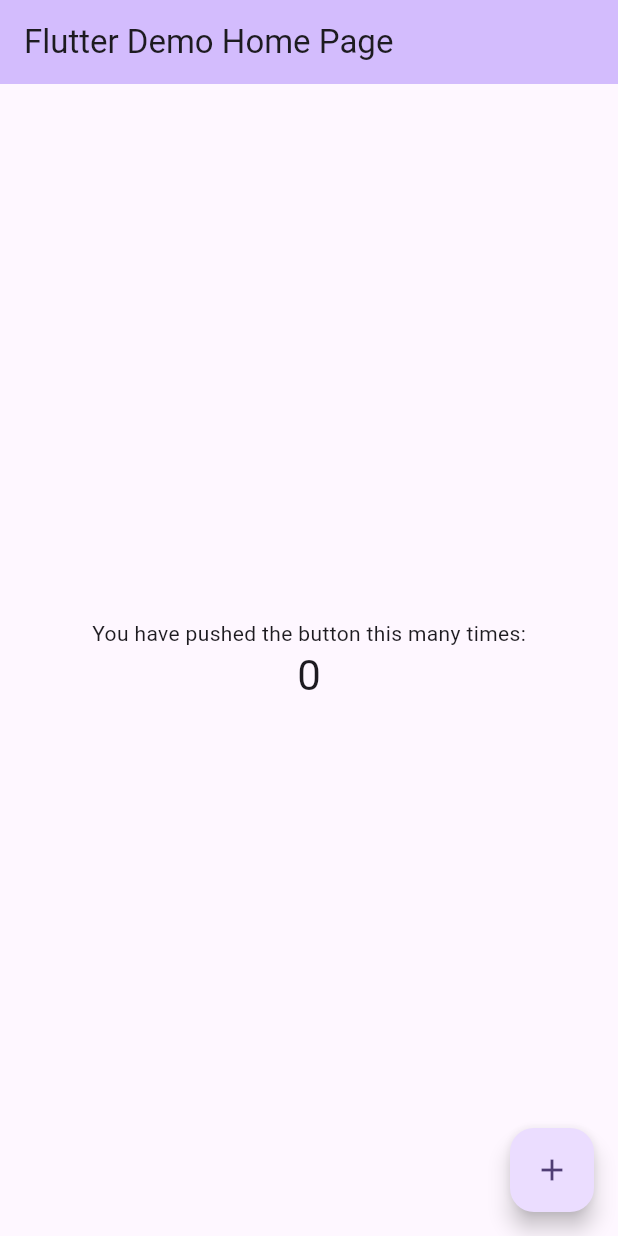
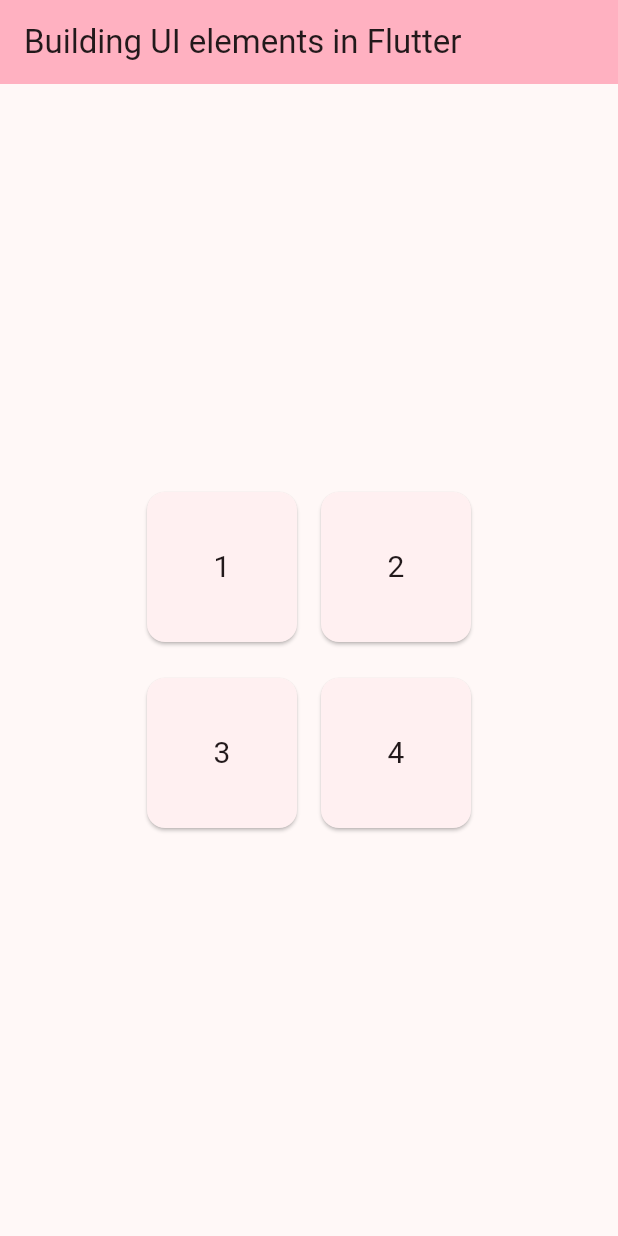
Before and after one commit to etharalrehaili/fluttertask1, a Flutter app: the screen it shows after launch, on a phone screen of 412 x 824 dp. Run offline on Flutter 3.47's test engine with Material 3 defaults, Android fonts, the phone set to English and light mode, and no system bars.

Commit message:
finish task

```diff
--- a/lib/main.dart
+++ b/lib/main.dart
@@ -7,45 +7,20 @@ void main() {
 class MyApp extends StatelessWidget {
   const MyApp({super.key});
 
-  // This widget is the root of your application.
   @override
   Widget build(BuildContext context) {
     return MaterialApp(
       title: 'Class Task',
       theme: ThemeData(
-        // This is the theme of your application.
-        //
-        // TRY THIS: Try running your application with "flutter run". You'll see
-        // the application has a purple toolbar. Then, without quitting the app,
-        // try changing the seedColor in the colorScheme below to Colors.green
-        // and then invoke "hot reload" (save your changes or press the "hot
-        // reload" button in a Flutter-supported IDE, or press "r" if you used
-        // the command line to start the app).
-        //
-        // Notice that the counter didn't reset back to zero; the application
-        // state is not lost during the reload. To reset the state, use hot
-        // restart instead.
-        //
-        // This works for code too, not just values: Most code changes can be
-        // tested with just a hot reload.
-        colorScheme: ColorScheme.fromSeed(seedColor: Colors.deepPurple),
+        colorScheme: ColorScheme.fromSeed(seedColor: Colors.pinkAccent),
       ),
-      home: const MyHomePage(title: 'Flutter Demo Home Page'),
+      home: const MyHomePage(title: 'Building UI elements in Flutter'),
     );
   }
 }
 
 class MyHomePage extends StatefulWidget {
   const MyHomePage({super.key, required this.title});
-
-  // This widget is the home page of your application. It is stateful, meaning
-  // that it has a State object (defined below) that contains fields that affect
-  // how it looks.
-
-  // This class is the configuration for the state. It holds the values (in this
-  // case the title) provided by the parent (in this case the App widget) and
-  // used by the build method of the State. Fields in a Widget subclass are
-  // always marked "final".
 
   final String title;
 
@@ -54,69 +29,69 @@ class MyHomePage extends StatefulWidget {
 }
 
 class _MyHomePageState extends State<MyHomePage> {
-  int _counter = 0;
-
-  void _incrementCounter() {
-    setState(() {
-      // This call to setState tells the Flutter framework that something has
-      // changed in this State, which causes it to rerun the build method below
-      // so that the display can reflect the updated values. If we changed
-      // _counter without calling setState(), then the build method would not be
-      // called again, and so nothing would appear to happen.
-      _counter++;
-    });
-  }
-
   @override
   Widget build(BuildContext context) {
-    // This method is rerun every time setState is called, for instance as done
-    // by the _incrementCounter method above.
-    //
-    // The Flutter framework has been optimized to make rerunning build methods
-    // fast, so that you can just rebuild anything that needs updating rather
-    // than having to individually change instances of widgets.
     return Scaffold(
       appBar: AppBar(
-        // TRY THIS: Try changing the color here to a specific color (to
-        // Colors.amber, perhaps?) and trigger a hot reload to see the AppBar
-        // change color while the other colors stay the same.
         backgroundColor: Theme.of(context).colorScheme.inversePrimary,
-        // Here we take the value from the MyHomePage object that was created by
-        // the App.build method, and use it to set our appbar title.
         title: Text(widget.title),
       ),
       body: Center(
-        // Center is a layout widget. It takes a single child and positions it
-        // in the middle of the parent.
         child: Column(
-          // Column is also a layout widget. It takes a list of children and
-          // arranges them vertically. By default, it sizes itself to fit its
-          // children horizontally, and tries to be as tall as its parent.
-          //
-          // Column has various properties to control how it sizes itself and
-          // how it positions its children. Here we use mainAxisAlignment to
-          // center the children vertically; the main axis here is the vertical
-          // axis because Columns are vertical (the cross axis would be
-          // horizontal).
-          //
-          // TRY THIS: Invoke "debug painting" (choose the "Toggle Debug Paint"
-          // action in the IDE, or press "p" in the console), to see the
-          // wireframe for each widget.
           mainAxisAlignment: MainAxisAlignment.center,
-          children: <Widget>[
-            const Text('You have pushed the button this many times:'),
-            Text(
-              '$_counter',
-              style: Theme.of(context).textTheme.headlineMedium,
+          children: [
+            Row(
+              mainAxisAlignment: MainAxisAlignment.center,
+              children: [
+                Card(
+                  child: SizedBox(
+                    width: 100.0,
+                    height: 100.0,
+                    child: Center(
+                      child: Text('1', style: TextStyle(fontSize: 20)),
+                    ),
+                  ),
+                ),
+                const SizedBox(width: 8), // Space between the cards
+                Card(
+                  child: SizedBox(
+                    width: 100.0,
+                    height: 100.0,
+                    child: Center(
+                      child: Text('2', style: TextStyle(fontSize: 20)),
+                    ),
+                  ),
+                ),
+              ],
+            ),
+            const SizedBox(height: 16), // Space between the rows
+            Row(
+              mainAxisAlignment: MainAxisAlignment.center,
+              children: [
+                Card(
+                  child: SizedBox(
+                    width: 100.0,
+                    height: 100.0,
+                    child: Center(
+                      child: Text('3', style: TextStyle(fontSize: 20)),
+                    ),
+                  ),
+                ),
+                const SizedBox(width: 8), // Space between the cards
+                Card(
+                  child: SizedBox(
+                    width: 100.0,
+                    height: 100.0,
+                    child: Center(
+                      child: Text('4', style: TextStyle(fontSize: 20)),
+                    ),
+                  ),
+                ),
+              ],
             ),
           ],
         ),
       ),
-      floatingActionButton: FloatingActionButton(
-        onPressed: _incrementCounter,
-        tooltip: 'Increment',
-        child: const Icon(Icons.add),
-      ), // This trailing comma makes auto-formatting nicer for build methods.
     );
   }
 }
```
